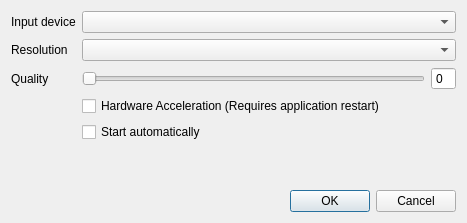
The window that projects/videoclient/src/video/videosettingswidget.ui (mfreiholz/ts3video) describes before a commit, drawn with Qt 5.
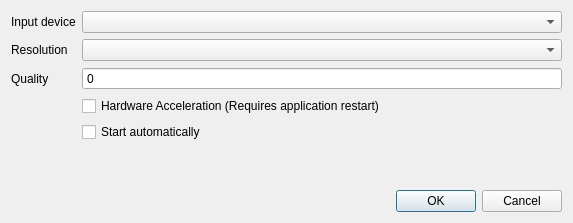
The same window after the commit.

What changed in the file:
```diff
--- a/projects/videoclient/src/video/videosettingswidget.ui
+++ b/projects/videoclient/src/video/videosettingswidget.ui
@@ -6,7 +6,7 @@
    <rect>
     <x>0</x>
     <y>0</y>
-    <width>467</width>
+    <width>573</width>
     <height>223</height>
    </rect>
   </property>
@@ -36,23 +36,14 @@
      <item row="1" column="1">
       <widget class="QComboBox" name="resolutions"/>
      </item>
-     <item row="3" column="0">
+     <item row="2" column="0">
       <widget class="QLabel" name="label_3">
        <property name="text">
         <string>Quality</string>
        </property>
       </widget>
      </item>
-     <item row="3" column="1">
-      <layout class="QHBoxLayout" name="horizontalLayout_2">
-       <item>
-        <widget class="QSlider" name="quality">
-         <property name="orientation">
-          <enum>Qt::Horizontal</enum>
-         </property>
-        </widget>
-       </item>
-       <item>
+     <item row="2" column="1">
         <widget class="QSpinBox" name="qualityValue">
          <property name="readOnly">
           <bool>true</bool>
@@ -62,22 +53,20 @@
          </property>
         </widget>
        </item>
-      </layout>
-     </item>
-     <item row="5" column="1">
-      <widget class="QCheckBox" name="autoEnable">
-       <property name="text">
-        <string>Start automatically</string>
-       </property>
-      </widget>
-     </item>
-     <item row="4" column="1">
+     <item row="3" column="1">
       <widget class="QCheckBox" name="hardwareAcceleration">
        <property name="text">
         <string>Hardware Acceleration (Requires application restart)</string>
        </property>
       </widget>
      </item>
+     <item row="4" column="1">
+      <widget class="QCheckBox" name="autoEnable">
+       <property name="text">
+        <string>Start automatically</string>
+       </property>
+      </widget>
+     </item>
     </layout>
    </item>
    <item>
```
Lines whose indentation alone changed are shown as unchanged.
